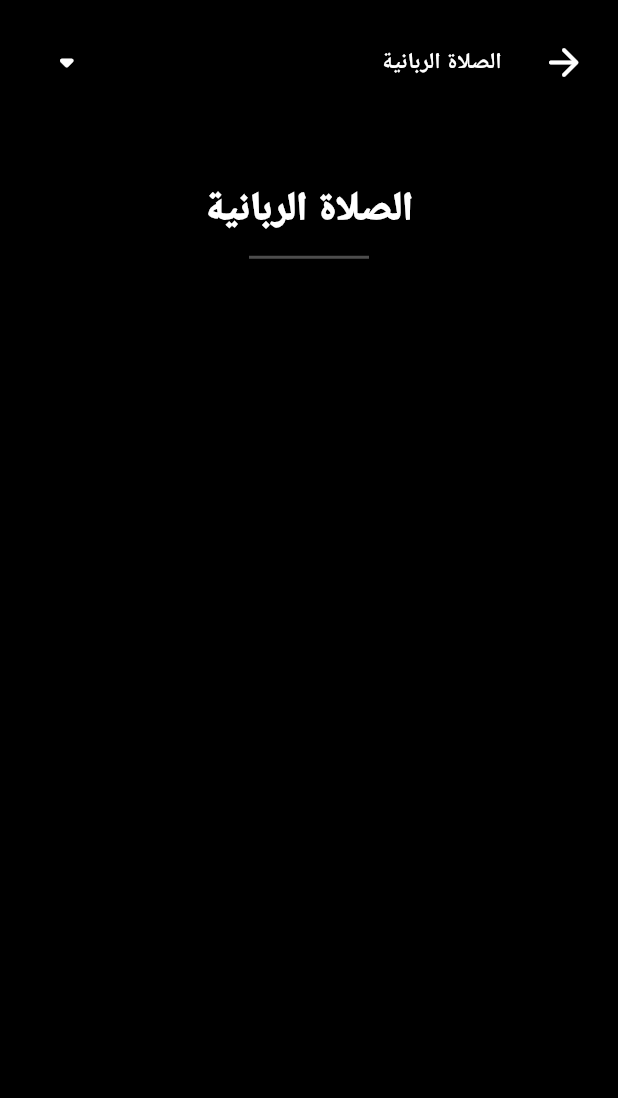
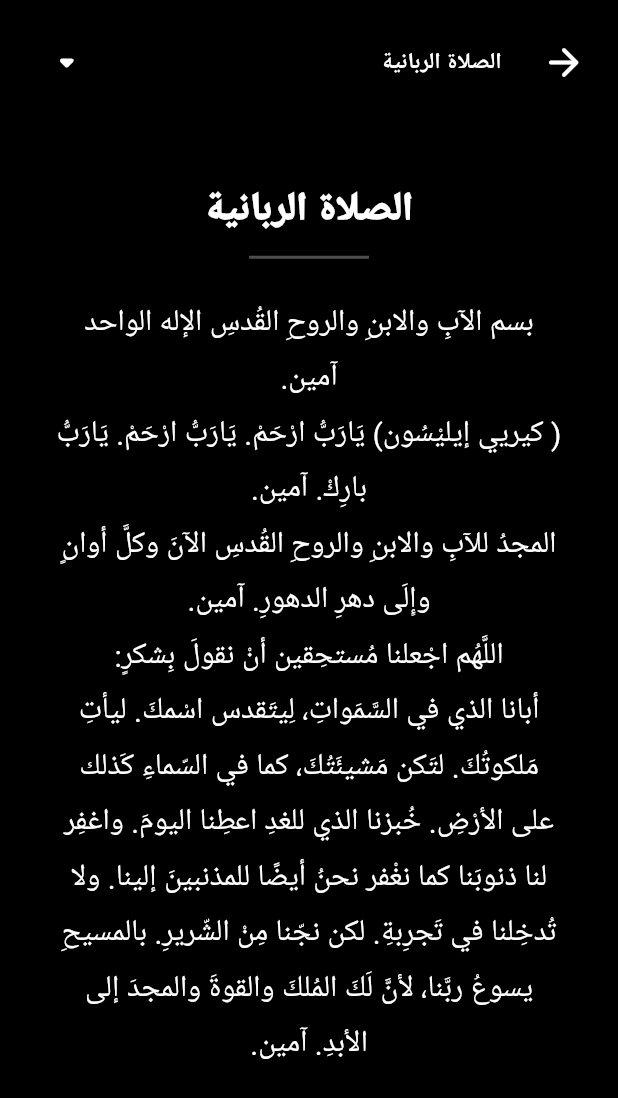
Before and after one commit to m-steven-h/e3dady-1, a Flutter app: the SunsetPrayerDetailsScreen screen opened directly, on a phone screen of 412 x 824 dp. Shown: the top 1098 px of the screen. Run offline on Flutter 3.47's test engine with Material 3 defaults, Android fonts, the phone set to English and light mode, and no system bars; missing offline and left inert: window_manager; Roboto replaces fonts that are missing (Cairo).

Commit message:
Update main.dart

```diff
--- a/lib/main.dart
+++ b/lib/main.dart
@@ -11,7 +11,7 @@ class PrayerSection {
   PrayerSection({required this.id, required this.title, required this.body});
 }
 
-// مصفوفة تحتوي على كامل أقسام صلاة الغروب بالتفصيل الطقسي الكنسي الكامل - مع body فارغ
+// مصفوفة تحتوي على كامل أقسام صلاة الغروب بالتفصيل الطقسي الكنسي الكامل
 final List<PrayerSection> sunsetSections = [
   PrayerSection(
     id: 'sunset_01',
@@ -29,7 +29,7 @@ final List<PrayerSection> sunsetSections = [
     id: 'sunset_03',
     title: 'المزمور الخمسون',
     body:
-        'ارْحَمنِى يَا الله كَعَظيم رَحْمتِكَ، ومِثْل كَثْرةِ رَأفتِكَ تَمْحُو إثّْمِى.\nتَغْسلُنِى كَثيراً مِنْ إثّْمِى، ومِنْ خَطيَّتِى تُطَهَّرنِى.\nلأنَّى عارفٌ بإثْمِى، وخَطيَّتِى أمَامِى فى كلّ حينٍ.\nلَكَ وحَدَك أخْطأْتُ، والشَّرُّ قدامَكَ صَنعْتُ.\nلِكىْ تَتَبرَّرَ فى أقْوالِكَ. وتَغْلبَ إذَا حَاكمْت.\nلأنَِى هَاأنَذَا بالاتَّامِ حُبلَ بِى، وبالَخَطايَا وَلَدتْنِى أمَّى.\nلأنَّكَ هَكَذا قَدْ أحْبَبتَ الحقَّ، إذْ أوْضَحتَ لِى غَوامِضَ حِكْمتِكَ ومَسْتورَاتِها.\nتَنضَحُ عَلىَّ بِزُوفَاكَ فأَطهُر، تَغْسلُنِى فَأبْيضُ أكْثَر مِنَ الثَّلَجِ، تُسْمعُنِى سُرُوراً وفَرحاً، فتَبْتهجُ عِظامِى المنْسَحقةُ.\nاصْرِفْ وجْهَكَ عَنْ خَطايَاىَ، وامْحُ كلَّ أَثَامِى.\nقَلباً نَقياً اخْلقْ فىَّ يَا الله، ورُوحاً مُسْتَقيماً جدَّدهُ فى أحْشَائِى.\nلا تَطْرحْنِى مِنْ قُدَّامَ وجْهكَ، ورُوحكَ القُدُّوسِ لا تَنْزعْهُ مِنَّى.\nامْنَحْنِى بَهْجةَ خَلاصِكَ، وبرُوحِ مُدبِّرٍ عَضّدنِى فأعْلمِ الأثَمَةَ طُرُقكَ، والمنَافِقونَ إليْكَ يَرجعونَ، نَجَّنِى مِنَ الدَّماءِ يا الله إلَهَ خَلاصِى، فيَبتهجُ لِسانِى ببرَّكَ.\nيَا ربُّ افْتَح شَفتيَّ فَيُخبرُ فَمِى بَتَسبيحِكَ.\nلأنَّكَ لَوْ أثرتَ الذَّبيحةَ، لَكُنْتُ الآنَ أعْطِی.\nولَكنَّكَ لا تُسرُّ بالمحْرقَاتِ، فالذَبيحَةُ للهِ رُوح مُنسحق.\nالقَلْبُ المنکسِرُ والمتَواضِعُ لا يُرْذلهُ الله، انعمْ یَا ربَ بِمَسرتكَ عَلی صهْيون، ولَتَبنِ أسوَارَ أورشَلِیم.\nحينَئذٍ تُسرُّ بذَبائِح البَرِّ قرباناً ومُحْرقَات ويُقُربون عَلى مَذابِحكَ العُجُول.\nهَلَّليلويا.',
+        'ارْحَمنِى يَا الله كَعَظيم رَحْمتِكَ، ومِثْل كَثْرةِ رَأفتِكَ تَمْحُو إثّْمِى.\nتَغْسلُنِى كَثيراً مِنْ إثّْمِى، ومِنْ خَطيَّتِى تُطَهَّرنِى.\nلأنَّى عارفٌ بإثْمِى، وخَطيَّتِى أمَامِى فى كلّ حينٍ.\nلَكَ وحَدَك أخْطأْتُ، والشَّرُّ قدامَكَ صَنعْتُ.\nلِكىْ تَتَبرَّرَ فى أقْوالِكَ. وتَغْلبَ إذَا حَاكمْت.\nلأنَِى هَاأنَذَا بالاتَّامِ حُبلَ بِى، وبالَخَطايَا وَلَدتْنِى أمَّى.\nلأنَّكَ هَكَذا قَدْ أحْبَبتَ الحقَّ، إذْ أوْضَحتَ لِى غَوامِضَ حِكْمتِكَ ومَسْتورَاتِها.\nتَنضَحُ عَلىَّ بِزُوفَاكَ فأَطهُر، تَغْسلُنِى فَأبْيضُ أكْثَر مِنَ الثَّلَجِ، تُسْمعُنِى سُرُوراً وفَرحاً، فتَبْتهجُ عِظامِى المنْسَحقةُ.\nاصْرِفْ وجْهكَ عَنْ خَطايَاىَ، وامْحُ كلَّ أَثَامِى.\nقَلباً نَقياً اخْلقْ فىَّ يَا الله، ورُوحاً مُسْتَقيماً جدَّدهُ فى أحْشَائِى.\nلا تَطْرحْنِى مِنْ قُدَّامَ وجْهكَ، ورُوحكَ القُدُّوسِ لا تَنْزعْهُ مِنَّى.\nامْنَحْنِى بَهْجةَ خَلاصِكَ، وبرُوحِ مُدبِّرٍ عَضّدنِى فأعْلمِ الأثَمَةَ طُرُقكَ، والمنَافِقونَ إليْكَ يَرجعونَ، نَجَّنِى مِنَ الدَّماءِ يا الله إلَهَ خَلاصِى، فيَبتهجُ لِسانِى ببرَّكَ.\nيَا ربُّ افْتَح شَفتيَّ فَيُخبرُ فَمِى بَتَسبيحِكَ.\nلأنَّكَ لَوْ أثرتَ الذَّبيحةَ، لَكُنْتُ الآنَ أعْطِی.\nولَكنَّكَ لا تُسرُّ بالمحْرقَاتِ، فالذَبيحَةُ للهِ رُوح مُنسحق.\nالقَلْبُ المنکسِرُ والمتَواضِعُ لا يُرْذلهُ الله، انعمْ یَا ربَ بِمَسرتكَ عَلی صهْيون، ولَتَبنِ أسوَارَ أورشَلِیم.\nحينَئذٍ تُسرُّ بذَبائِح البَرِّ قرباناً ومُحْرقَات ويُقُربون عَلى مَذابحِكَ العُجُول.\nهَلَّليلويا.',
   ),
   PrayerSection(
     id: 'sunset_04',
@@ -125,7 +125,7 @@ final List<PrayerSection> sunsetSections = [
     id: 'sunset_19',
     title: 'القطعة الثانية',
     body:
-        'اسْرِعْ لى يا مُخَلَّصُ بِفَتْحِ الأحْضانِ الأَبَوِيَّةِ، لأنَى أفْنَيْتُ عُمْرى فى اللَّذاتِ والشهَواتِ وقَدْ مَضَى مِنَى النَّهارُ وفاتَ. فالآنَ أتكلُ عَلَى غِنَى رَأْفتِكَ الَّتى لا تَفرغُ. فلا تَتَخلَّ عَنْ قَلْبٍ خاشِع مُفْتَقِرٍ لرَحْمتِكَ. لأنَى إليْكَ أصْرُغُ يا رَبُّ بتَخشُّع: أخْطَأتُ يا أبتاهُ فى السَّماءِ وقُدَامِكَ، ولَسْتُ مُسْتحقاً أنْ أُدْعَى لَكَ ابناً بَل اجْعَلَنى كَأحَدِ أجَرائِك. (كى نين كى أ إى كى إسطوس إى أوناسطون إى أونون آمين).',
+        'اسْرِعْ لى يا مُخَلَّصُ بِفَتْحِ الأحْضانِ الأَبَوِيَّةِ، لأنَى أفْنَيْتُ عُمْرى فى اللَّذاتِ والشهَواتِ وقَدْ مَضَى مِنَى النَّهارُ وفاتَ. فالآنَ أتكلُ عَلَى غِنَى رَأْفتِكَ الَّتى لا تَفرغُ. فلا تَتَخلَّ عَنْ قَلْبٍ خاشِع مُفْتَقِرٍ لرَحْمتِكَ. لأنَى إليْكَ أصْرُغُ يا رَبُّ بتَخشُّع: أخْطَأتُ يا أبتاهُ فى السَّماءِ وقُدَامِكَ، ولَسْتُ مُسْتحقاً أنْ أُدْعى لَكَ ابناً بَل اجْعَلَنى كَأحَدِ أجَرائِك. (كى نين كى أ إى كى إسطوس إى أوناسطون إى أونون آمين).',
   ),
   PrayerSection(
     id: 'sunset_20',
@@ -155,7 +155,7 @@ final List<PrayerSection> sunsetSections = [
     id: 'sunset_24',
     title: 'التحليل الخاص بالغروب',
     body:
-        'نَشْكُركَ يا مَلِكنا المتَحنَّنْ، لأنَّكَ مَنَحتَنا أنْ نَعبُر هَذا اليَوْمِ بِسَلامَةٍ وأتَيْتَ بِنا إلَى المَساءِ شاكِرينَ، وجَعلْتَنا مُسْتحِقَينَ أنْ نَنْظُر النَورَ إلَى الَمَساءِ.\nاللَّهُمَّ اقْبَلْ تَمْجِيدَنا هَذا الَّذى صارَ الآنَ، ونَجَّنا مِن حِيَلِ المُضادَّ، وابْطِلْ سائرَ فِخاخِهِ المنْصوبَةِ لَنا.\nهَبْ لَنا فى هَذِه اللَّيْلَةِ المقْبِلَةِ سَلامَةً بِغَيْرِ ألَمٍ ولا قَلَقٍ ولا تَعَبِ ولا خَيالٍ.\nلِنَجْتازَها أيْضاً بسَلامٍ وعَفافٍ، ونَنْهَضُ للتَّسابيح والصَّلَواتِ كُلَّ حين وفى كُلِّ مَكانِ نُمجِّد اسْمَكَ القُدّوسَ فى كُلِّ شَي مَعَ الآبِ غَيْرِ المدْرَكِ ولا المبْتَدئ.\nوالرّوح القُدُسِ المحْيي المُساوى لَكَ الآنَ وكُلّ أوانٍ وإلَى دَهرِ الدُّهور آمين.',
+        'نَشْكُركَ يا مَلِكنا المتَحَنَّنْ، لأنَّكَ مَنَحتَنا أنْ نَعبُر هَذا اليَوْمِ بِسَلامَةٍ وأتَيْتَ بِنا إلَى المَساءِ شاكِرينَ، وجَعلْتَنا مُسْتحِقَينَ أنْ نَنْظُر النَورَ إلَى الَمَساءِ.\nاللَّهُمَّ اقْبَلْ تَمْجِيدَنا هَذا الَّذى صارَ الآنَ، ونَجَّنا مِن حِيَلِ المُضادَّ، وابْطِلْ سائرَ فِخاخِهِ المنْصوبَةِ لَنا.\nهَبْ لَنا فى هَذِه اللَّيْلَةِ المقْبِلَةِ سَلامَةً بِغَيْرِ ألَمٍ ولا قَلَقٍ ولا تَعَبِ ولا خَيالٍ.\nلِنَجْتازَها أيْضاً بسَلامٍ وعَفافٍ، ونَنْهَضُ للتَّسابيح والصَّلَواتِ كُلَّ حين وفى كُلِّ مَكانِ نُمجِّد اسْمَكَ القُدّوسَ فى كُلِّ شَي مَعَ الآبِ غَيْرِ المدْرَكِ ولا المبْتَدئ.\nوالرّوح القُدُسِ المحْيي المُساوى لَكَ الآنَ وكُلّ أوانٍ وإلَى دَهرِ الدُّهور آمين.',
   ),
   PrayerSection(
     id: 'sunset_25',
@@ -414,9 +414,9 @@ class _SunsetPrayerDetailsScreenState extends State<SunsetPrayerDetailsScreen> {
     if (event is KeyDownEvent) {
       // تفعيل مفتاح F11 لتبديل وضع ملء الشاشة
       if (event.logicalKey == LogicalKeyboardKey.f11) {
-        windowManager.isFullScreen().then(
-          (isFullScreen) => windowManager.setFullScreen(!isFullScreen),
-        );
+        windowManager.isFullScreen().then((isFullScreen) {
+          windowManager.setFullScreen(!isFullScreen);
+        });
       } else if (event.logicalKey == LogicalKeyboardKey.arrowLeft) {
         _changePage(1);
       } else if (event.logicalKey == LogicalKeyboardKey.arrowRight) {
@@ -596,6 +596,18 @@ class _SunsetPrayerDetailsScreenState extends State<SunsetPrayerDetailsScreen> {
                                 ).withOpacity(0.3),
                               ),
                               const SizedBox(height: 24),
+                              // عرض النص - إذا كان body فارغاً لن يظهر شيء
+                              if (section.body.isNotEmpty)
+                                Text(
+                                  section.body,
+                                  style: const TextStyle(
+                                    fontSize: 20,
+                                    color: Color(0xFFFFFFFF),
+                                    height: 1.8,
+                                    fontWeight: FontWeight.w400,
+                                  ),
+                                  textAlign: TextAlign.center,
+                                ),
                             ],
                           ),
                         ),
```
